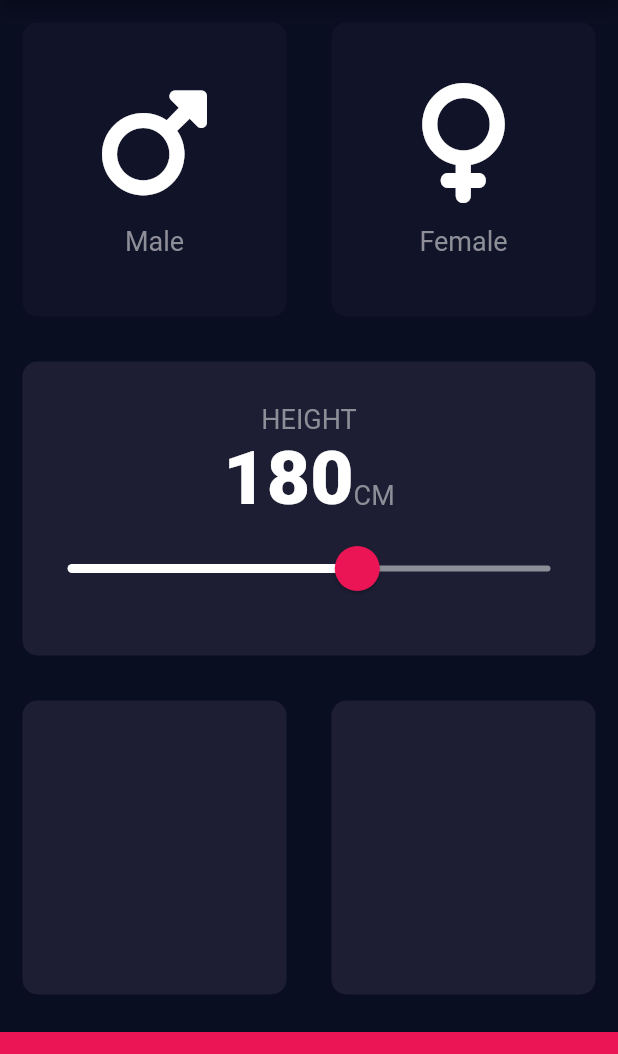
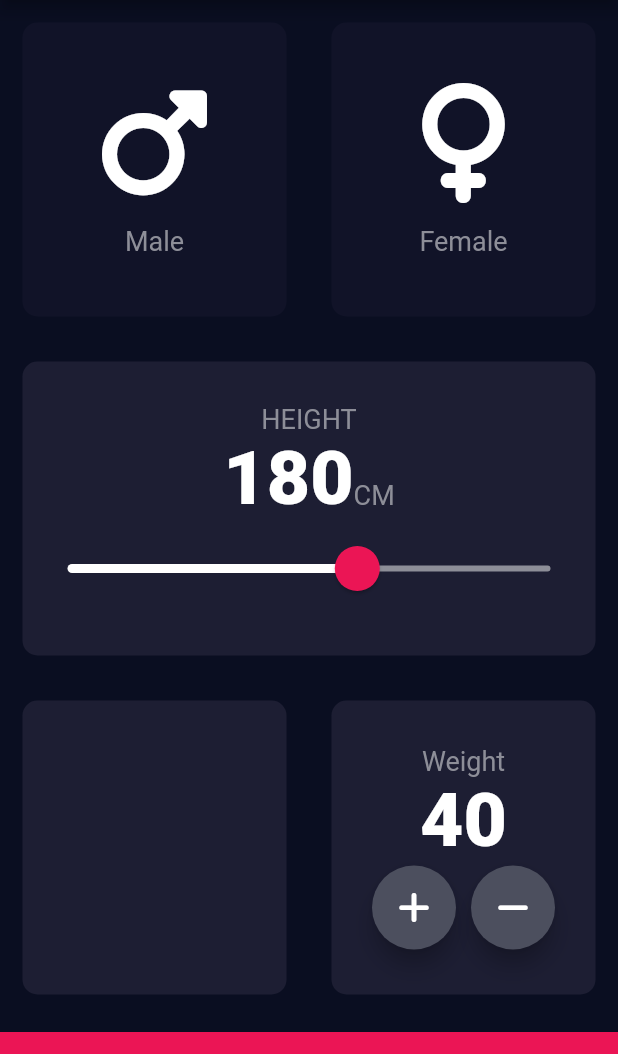
Before and after one commit to pandeykushal/BMI-Calculator, a Flutter app: the screen it shows after launch, on a phone screen of 412 x 824 dp, the part 84-1138 px from its top. Run offline on Flutter 3.47's test engine with Material 2 defaults, Android fonts, the phone set to English and light mode, and no system bars; our stand-ins replace font_awesome_flutter.

Commit message:
Bmi up to age

```diff
--- a/lib/screen/mainpage.dart
+++ b/lib/screen/mainpage.dart
@@ -54,6 +54,8 @@
     }
   }
   int height =180;
+  int Weight = 40 ;
+
 
   @override
   Widget build(BuildContext context) {
@@ -166,11 +168,53 @@
             children: [
               Expanded(child: ReusableCard(
                colour: kActiveCardColor,
+               cardChild: Column(
+                mainAxisAlignment: MainAxisAlignment.center,
+               ),
 
               ),
               ),
               Expanded(child: ReusableCard(
                  colour:kActiveCardColor,
+                 cardChild: Column(
+                  mainAxisAlignment: MainAxisAlignment.center,
+                  children: [
+                    Text('Weight',style: kLabelTextStyle,),
+                    Text(Weight.toString(),
+                    style: kNumberStyle,),
+
+                    Row(
+                      mainAxisAlignment: MainAxisAlignment.center,
+                      children: [
+
+                        RoundIconButton(
+                          icon: FontAwesomeIcons.plus,
+                          onPressed: (){
+                            setState(() {
+                              Weight++;
+                            });
+
+
+                          },
+                        ),
+                          SizedBox(
+                            width: 10,
+                          ),
+                          RoundIconButton(
+                          icon: FontAwesomeIcons.minus,
+                          onPressed: (){
+                            setState(() {
+                              Weight--;
+                            });
+
+                          },
+                        ),
+
+
+                      ],
+                    ),
+                  ],
+                 ),
               ),
               ),
             ],
@@ -189,3 +233,25 @@
     );
   }
 }
+class RoundIconButton extends StatelessWidget {
+  RoundIconButton({required this.icon , required this.onPressed});
+  final IconData icon ;
+  final Function onPressed;
+
+
+  @override
+  Widget build(BuildContext context) {
+    return RawMaterialButton(
+      child: Icon(icon),
+      elevation: 6.0,
+      shape: CircleBorder(),
+      fillColor: Color(0xff4c4f5e),
+      constraints:BoxConstraints.tightFor(
+        height: 56,
+        width: 56,
+      )  ,
+
+      onPressed: (){},
+    );
+  }
+}
```
